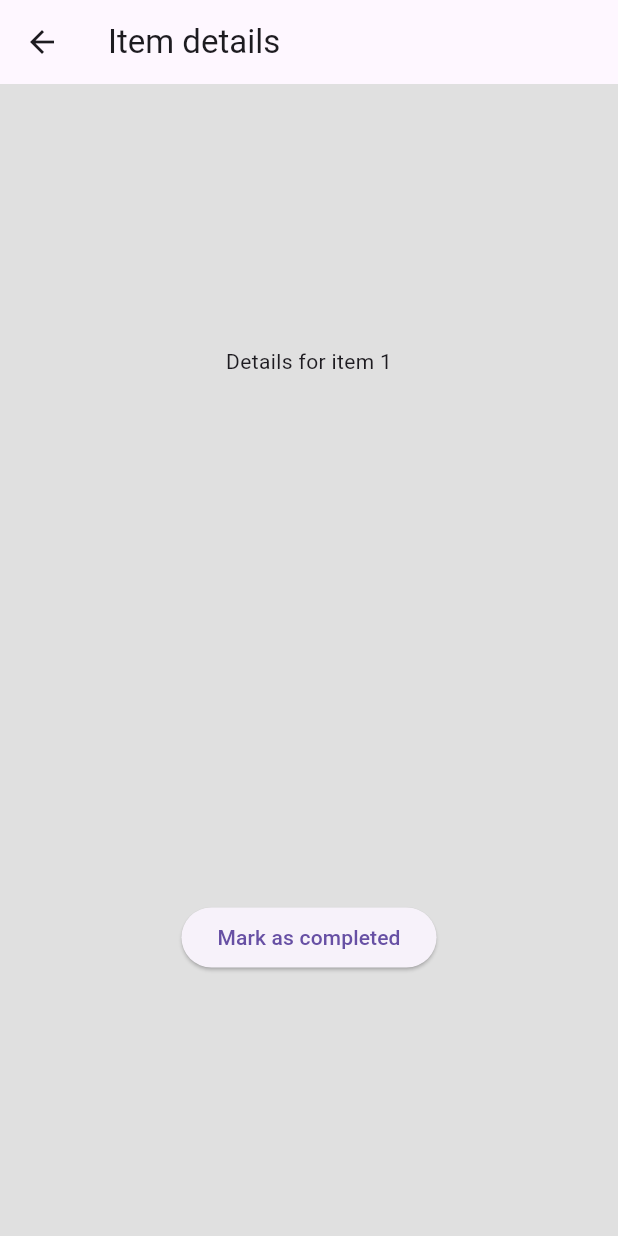
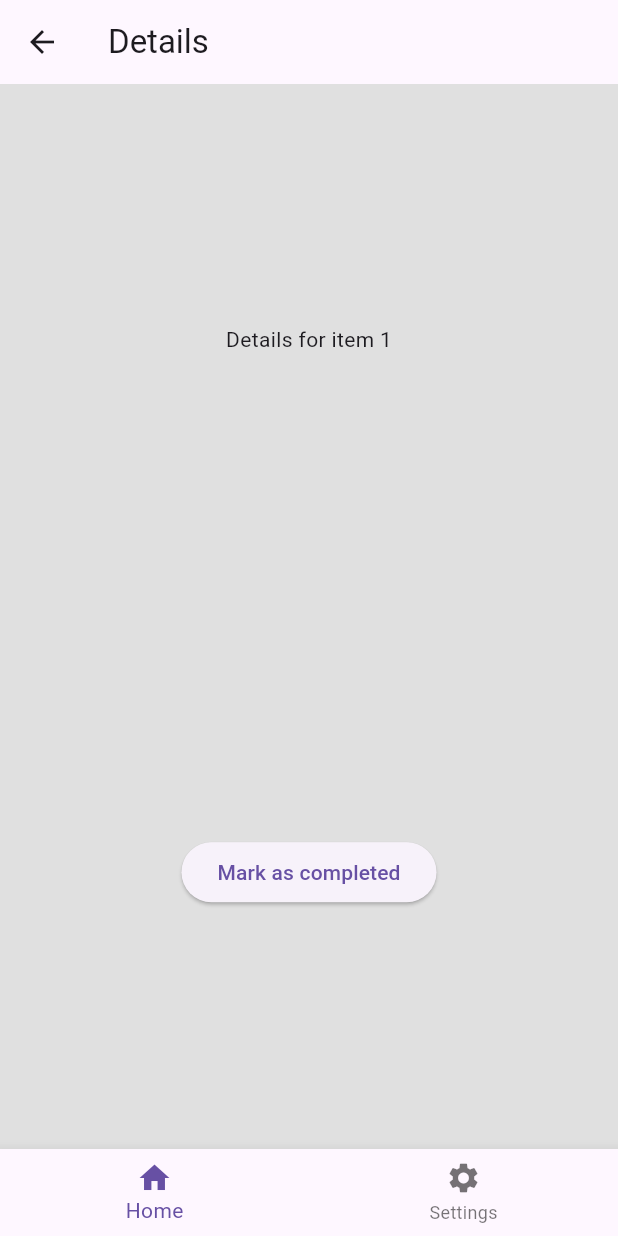
Before and after one commit to jbarszczewski/bloc-template-app, a Flutter app: the screen it shows after launch, after a tap on an icon or button, on a phone screen of 412 x 824 dp. Run offline on Flutter 3.47's test engine with Material 3 defaults, Android fonts, the phone set to English and light mode, and no system bars; our stand-ins replace flutter_bloc, freezed_annotation, go_router, shared_preferences, slang_flutter, supabase_flutter; missing offline and left inert: slang; accounts and stored records are empty; generated files the repository leaves out were written again.

Commit message:
feat: [#8] Add go_router

```diff
--- a/lib/i18n/strings.i18n.json
+++ b/lib/i18n/strings.i18n.json
@@ -4,10 +4,14 @@
 		"pl": "🇵🇱 Polski"
 	},
 	"appTitle": "Bloc Template",
+	"navigation": {
+		"home": "Home",
+		"settings": "Settings"
+	},
 	"itemsList": {
 		"title": "Items",
 		"sampleItemTitle": "Sample item {itemId}",
-		"refreshButton": "Refresh"
+		"refreshButton": "Refresh list"
 	},
 	"itemDetails": {
 		"title": "Item details",
--- a/lib/src/app.dart
+++ b/lib/src/app.dart
@@ -1,15 +1,13 @@
 import 'package:bloc_template_app/src/features/sample_feature/data/sample_items_repository.dart';
+import 'package:bloc_template_app/src/router/app_router.dart';
 import 'package:flutter/material.dart';
 import 'package:flutter_bloc/flutter_bloc.dart';
 import 'package:flutter_localizations/flutter_localizations.dart';
 
 import '/i18n/translations.g.dart';
 import 'features/sample_feature/presentation/bloc/sample_items_list_bloc.dart';
-import 'features/sample_feature/presentation/sample_item_details_screen.dart';
-import 'features/sample_feature/presentation/sample_items_list_screen.dart';
 import 'features/settings/application/settings_service.dart';
 import 'features/settings/presentation/cubit/app_settings_cubit.dart';
-import 'features/settings/presentation/settings_screen.dart';
 import 'themes/app_theme.dart';
 
 /// The Widget that configures your application.
@@ -26,10 +24,7 @@ class App extends StatelessWidget {
 
   @override
   Widget build(BuildContext context) {
-    // Glue the SettingsController to the MaterialApp.
-    //
-    // The ListenableBuilder Widget listens to the SettingsController for changes.
-    // Whenever the user updates their settings, the MaterialApp is rebuilt.
+    var router = appRouter;
     return MultiRepositoryProvider(
       providers: [
         RepositoryProvider.value(value: _settingsService),
@@ -45,53 +40,22 @@ class App extends StatelessWidget {
         ],
         child: BlocBuilder<AppSettingsCubit, AppSettingsState>(
             builder: (context, state) {
-            return MaterialApp(
+          return MaterialApp.router(
             debugShowCheckedModeBanner: false,
+            routerConfig: router,
             // Providing a restorationScopeId allows the Navigator built by the
             // MaterialApp to restore the navigation stack when a user leaves and
             // returns to the app after it has been killed while running in the
             // background.
             restorationScopeId: 'app',
-
-              // Provide the generated AppLocalizations to the MaterialApp. This
-              // allows descendant Widgets to display the correct translations
-              // depending on the user's locale.
             locale: TranslationProvider.of(context).flutterLocale,
             localizationsDelegates: GlobalMaterialLocalizations.delegates,
             supportedLocales: AppLocaleUtils.supportedLocales,
-
-              // Use AppLocalizations to configure the correct application title
-              // depending on the user's locale.
-              onGenerateTitle: (BuildContext context) => t.appTitle,
-
-              // Define a light and dark color theme. Then, read the user's
-              // preferred ThemeMode (light, dark, or system default) from the
-              // SettingsController to display the correct theme.
             theme: AppTheme.materialLight,
             darkTheme: AppTheme.materialDark,
             themeMode: state.appSettings.themeMode,
-
-              // Define a function to handle named routes in order to support
-              // Flutter web url navigation and deep linking.
-              onGenerateRoute: (RouteSettings routeSettings) {
-                return MaterialPageRoute<void>(
-                  settings: routeSettings,
-                  builder: (BuildContext context) {
-                    switch (routeSettings.name) {
-                      case SettingsScreen.routeName:
-                        return const SettingsScreen();
-                      case SampleItemDetailsScreen.routeName:
-                        return const SampleItemDetailsScreen();
-                      case SampleItemsListScreen.routeName:
-                      default:
-                        return const SampleItemsListScreen();
-                    }
-                  },
           );
-              },
-            );
-          },
-        ),
+        }),
       ),
     );
   }
--- a/lib/src/features/sample_feature/presentation/sample_item_details_screen.dart
+++ b/lib/src/features/sample_feature/presentation/sample_item_details_screen.dart
@@ -4,29 +4,24 @@ import '../../../../i18n/translations.g.dart';
 
 /// Displays detailed information about a SampleItem.
 class SampleItemDetailsScreen extends StatelessWidget {
-  static const routeName = '/sample_item';
+  final String id;
 
-  const SampleItemDetailsScreen({super.key});
+  const SampleItemDetailsScreen({super.key, required this.id});
 
   @override
   Widget build(BuildContext context) {
-    final itemId = ModalRoute.of(context)!.settings.arguments as int;
-    return Scaffold(
-      appBar: AppBar(
-        title: Text(t.itemDetails.title),
-      ),
-      body: Center(
+    final itemId = int.tryParse(id) ?? 0;
+    return Center(
       child: Column(
         mainAxisAlignment: MainAxisAlignment.spaceAround,
         children: [
-            Text(t.itemDetails.detailsPlaceholder(itemId: itemId)),
+          Text(context.l10n.itemDetails.detailsPlaceholder(itemId: itemId)),
           ElevatedButton(
-              child: Text(t.itemDetails.markAsCompletedButton),
+            child: Text(context.l10n.itemDetails.markAsCompletedButton),
             onPressed: () {},
           )
         ],
       ),
-      ),
     );
   }
 }
--- a/lib/src/features/sample_feature/presentation/sample_items_list_screen.dart
+++ b/lib/src/features/sample_feature/presentation/sample_items_list_screen.dart
@@ -1,38 +1,22 @@
+import 'package:bloc_template_app/src/router/app_router.dart';
 import 'package:flutter/material.dart';
 import 'package:flutter_bloc/flutter_bloc.dart';
+import 'package:go_router/go_router.dart';
 
 import '../../../../i18n/translations.g.dart';
-import '../../settings/presentation/settings_screen.dart';
 import '../domain/sample_item.dart';
 import 'bloc/sample_items_list_bloc.dart';
-import 'sample_item_details_screen.dart';
 
 /// Displays a list of SampleItems.
 class SampleItemsListScreen extends StatelessWidget {
-  static const routeName = '/';
-
   const SampleItemsListScreen({super.key});
 
   @override
   Widget build(BuildContext context) {
-    return Scaffold(
-        appBar: AppBar(
-          title: Text(t.itemsList.title),
-          actions: [
-            IconButton(
-              icon: const Icon(Icons.settings),
-              onPressed: () {
-                // Navigate to the settings page. If the user leaves and returns
-                // to the app after it has been killed while running in the
-                // background, the navigation stack is restored.
-                Navigator.restorablePushNamed(
-                    context, SettingsScreen.routeName);
-              },
-            ),
-          ],
-        ),
-
-        body: BlocBuilder<SampleItemsListBloc, SampleItemsListState>(
+    return Column(
+      children: [
+        Expanded(
+          child: BlocBuilder<SampleItemsListBloc, SampleItemsListState>(
             builder: (context, state) => state.when(
               initial: () {
                 context
@@ -45,13 +29,17 @@ class SampleItemsListScreen extends StatelessWidget {
               error: () => const Center(child: Text('Error')),
             ),
           ),
-        floatingActionButton: FloatingActionButton(
+        ),
+        ElevatedButton(
             onPressed: () => context
                 .read<SampleItemsListBloc>()
                 .add(const SampleItemsListEvent.loadAll()),
-          tooltip: t.itemsList.refreshButton,
-          child: const Icon(Icons.refresh),
-        ));
+            child: Icon(
+              Icons.refresh,
+              semanticLabel: context.l10n.itemsList.refreshButton,
+            ))
+      ],
+    );
   }
 
   ListView _buildItemsList(List<SampleItem> items) {
@@ -77,9 +65,8 @@ class SampleItemsListScreen extends StatelessWidget {
               // Navigate to the details page. If the user leaves and returns to
               // the app after it has been killed while running in the
               // background, the navigation stack is restored.
-              Navigator.restorablePushNamed(
-                  context, SampleItemDetailsScreen.routeName,
-                  arguments: item.id);
+              context.pushNamed(AppRoutes.details.name,
+                  pathParameters: {'id': item.id.toString()});
             });
       },
     );
--- /dev/null
+++ b/lib/src/router/app_router.dart
@@ -0,0 +1,65 @@
+import 'package:flutter/material.dart';
+import 'package:go_router/go_router.dart';
+
+import '../features/sample_feature/presentation/sample_item_details_screen.dart';
+import '../features/sample_feature/presentation/sample_items_list_screen.dart';
+import '../features/settings/presentation/settings_screen.dart';
+import 'scaffold_with_nav_bar.dart';
+
+// GoRouter configuration
+GoRouter get appRouter => GoRouter(
+      routes: [
+        StatefulShellRoute.indexedStack(
+            builder: (context, state, navigationShell) {
+              return ScaffoldWithNavBar(
+                  navigationShell: navigationShell,
+                  buildAppBar: (context) {
+                    return AppBar(
+                      title: Text(_getTitleForRoute(state)),
+                      leading: _getCanPopForRoute(state)
+                          ? IconButton(
+                              icon: const Icon(Icons.arrow_back),
+                              onPressed: () => context.pop(),
+                            )
+                          : null,
+                    );
+                  });
+            },
+            branches: [
+              StatefulShellBranch(routes: [
+                GoRoute(
+                    name: AppRoutes.home.name,
+                    path: '/',
+                    builder: (context, state) => const SampleItemsListScreen(),
+                    routes: [
+                      GoRoute(
+                        name: AppRoutes.details.name,
+                        path: 'details/:id',
+                        builder: (context, state) => SampleItemDetailsScreen(
+                            id: state.pathParameters['id'] ?? ''),
+                      )
+                    ]),
+              ]),
+              StatefulShellBranch(routes: [
+                GoRoute(
+                  name: AppRoutes.settings.name,
+                  path: '/settings',
+                  builder: (context, state) => const SettingsScreen(),
+                ),
+              ])
+            ])
+      ],
+    );
+
+bool _getCanPopForRoute(GoRouterState state) {
+  return state.topRoute?.name == AppRoutes.details.name;
+}
+
+String _getTitleForRoute(GoRouterState state) {
+  if (state.topRoute?.name == AppRoutes.home.name) return 'Home';
+  if (state.topRoute?.name == AppRoutes.details.name) return 'Details';
+  if (state.topRoute?.name == AppRoutes.settings.name) return 'Settings';
+  return state.topRoute?.name ?? 'Unknown';
+}
+
+enum AppRoutes { home, details, settings }
--- /dev/null
+++ b/lib/src/router/scaffold_with_nav_bar.dart
@@ -0,0 +1,38 @@
+import 'package:flutter/material.dart';
+import 'package:go_router/go_router.dart';
+
+import '../../i18n/translations.g.dart';
+
+class ScaffoldWithNavBar extends StatelessWidget {
+  final StatefulNavigationShell navigationShell;
+  final PreferredSizeWidget Function(BuildContext) buildAppBar;
+  const ScaffoldWithNavBar(
+      {required this.navigationShell, required this.buildAppBar, super.key});
+
+  @override
+  Widget build(BuildContext context) {
+    return Scaffold(
+      body: SafeArea(child: navigationShell),
+      appBar: buildAppBar(context),
+      bottomNavigationBar: BottomNavigationBar(
+        items: [
+          BottomNavigationBarItem(
+              icon: const Icon(Icons.home),
+              label: context.l10n.navigation.home),
+          BottomNavigationBarItem(
+              icon: const Icon(Icons.settings),
+              label: context.l10n.navigation.settings),
+        ],
+        currentIndex: navigationShell.currentIndex,
+        onTap: (index) => _onTap(context, index),
+      ),
+    );
+  }
+
+  void _onTap(BuildContext context, int index) {
+    navigationShell.goBranch(
+      index,
+      initialLocation: index == navigationShell.currentIndex,
+    );
+  }
+}
--- a/pubspec.yaml
+++ b/pubspec.yaml
@@ -16,6 +16,7 @@ dependencies:
   flutter_localizations:
     sdk: flutter
   freezed_annotation: ^2.4.3
+  go_router: ^14.2.1
   shared_preferences: ^2.2.3
   slang: ^3.29.0
   slang_flutter: ^3.29.0
--- a/slang.yaml
+++ b/slang.yaml
@@ -6,3 +6,4 @@ output_file_name: translations.g.dart
 output_format: single_file
 string_interpolation: braces
 fallback_strategy: base_locale
+translate_var: l10n
```
Also changed, not shown: lib/i18n/strings_pl.i18n.json (+6 -1 lines), lib/src/features/settings/presentation/settings_screen.dart (+12 -26 lines), lib/i18n/strings.g.dart, lib/i18n/translations.g.dart, pubspec.lock, 5 other files. Lines whose indentation alone changed are shown as unchanged.
